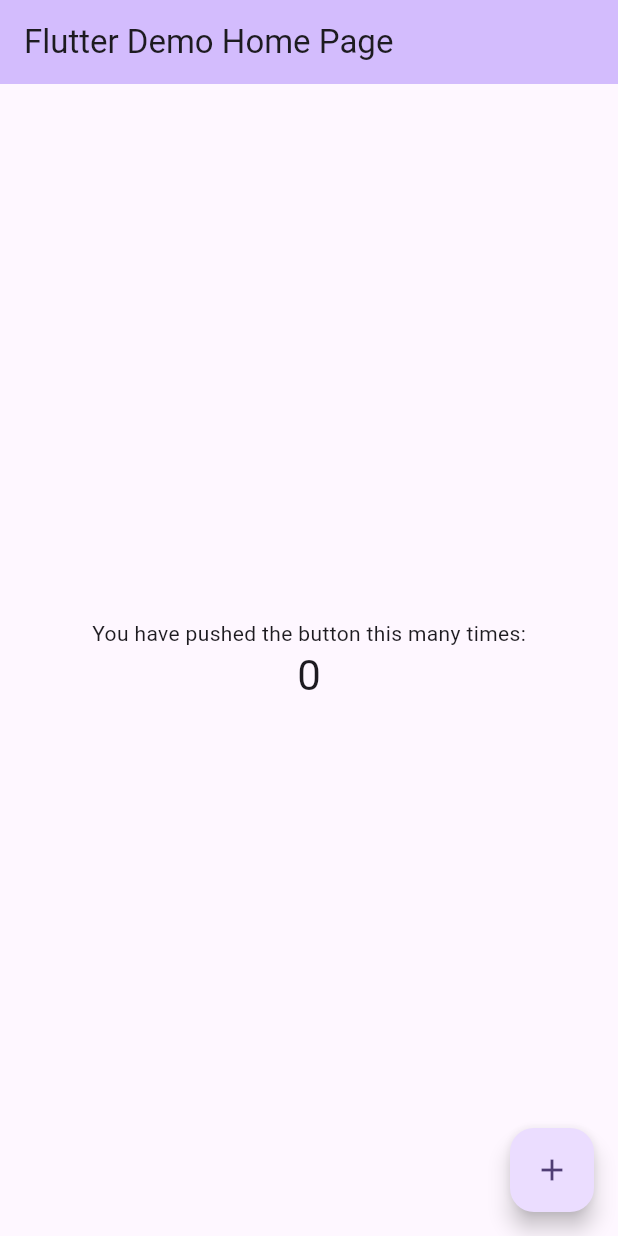
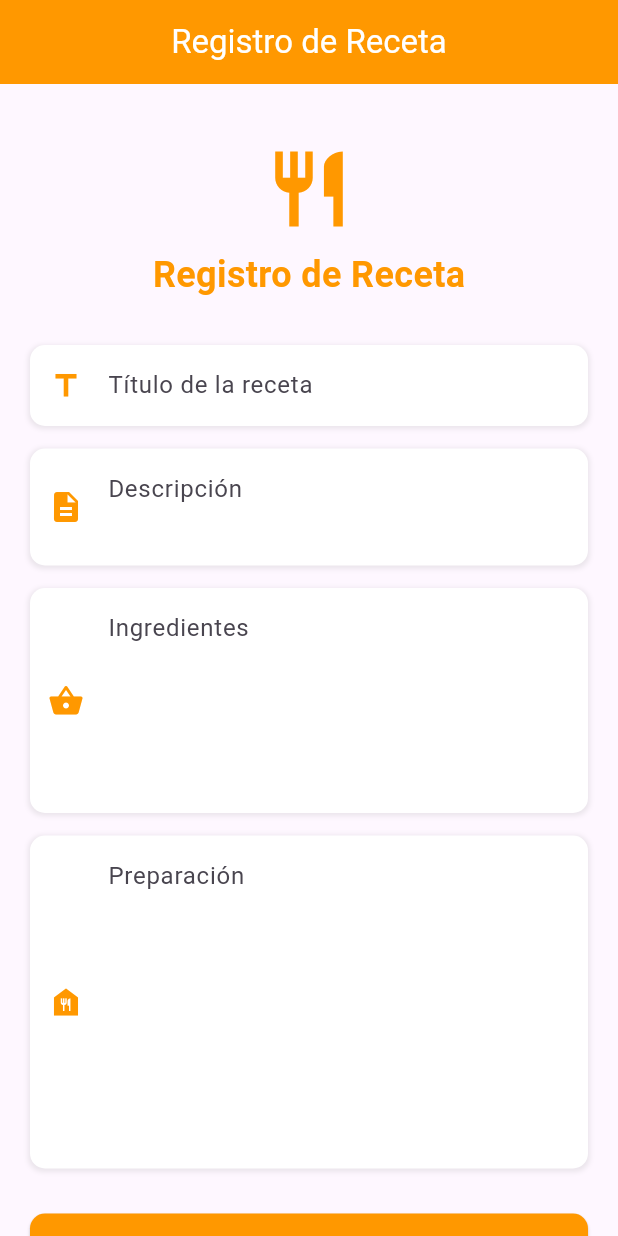
Before and after one commit to FioreEnojona/movil2Proyecto, a Flutter app: the screen it shows after launch, on a phone screen of 412 x 824 dp. Run offline on Flutter 3.47's test engine with Material 3 defaults, Android fonts, the phone set to English and light mode, and no system bars.

Commit message:
pantallaRecetas

```diff
--- a/lib/main.dart
+++ b/lib/main.dart
@@ -1,4 +1,7 @@
 import 'package:flutter/material.dart';
+import 'package:proyectomovil2flutter/registrar.dart';
+
+
 
 void main() {
   runApp(const MyApp());
@@ -10,113 +13,11 @@ class MyApp extends StatelessWidget {
   // This widget is the root of your application.
   @override
   Widget build(BuildContext context) {
-    return MaterialApp(
-      title: 'Flutter Demo',
-      theme: ThemeData(
-        // This is the theme of your application.
-        //
-        // TRY THIS: Try running your application with "flutter run". You'll see
-        // the application has a purple toolbar. Then, without quitting the app,
-        // try changing the seedColor in the colorScheme below to Colors.green
-        // and then invoke "hot reload" (save your changes or press the "hot
-        // reload" button in a Flutter-supported IDE, or press "r" if you used
-        // the command line to start the app).
-        //
-        // Notice that the counter didn't reset back to zero; the application
-        // state is not lost during the reload. To reset the state, use hot
-        // restart instead.
-        //
-        // This works for code too, not just values: Most code changes can be
-        // tested with just a hot reload.
-        colorScheme: ColorScheme.fromSeed(seedColor: Colors.deepPurple),
-      ),
-      home: const MyHomePage(title: 'Flutter Demo Home Page'),
-    );
-  }
+   return const MaterialApp(
+
+     home:Registrar(),
+
+   );
+
 }
-
-class MyHomePage extends StatefulWidget {
-  const MyHomePage({super.key, required this.title});
-
-  // This widget is the home page of your application. It is stateful, meaning
-  // that it has a State object (defined below) that contains fields that affect
-  // how it looks.
-
-  // This class is the configuration for the state. It holds the values (in this
-  // case the title) provided by the parent (in this case the App widget) and
-  // used by the build method of the State. Fields in a Widget subclass are
-  // always marked "final".
-
-  final String title;
-
-  @override
-  State<MyHomePage> createState() => _MyHomePageState();
 }
-
-class _MyHomePageState extends State<MyHomePage> {
-  int _counter = 0;
-
-  void _incrementCounter() {
-    setState(() {
-      // This call to setState tells the Flutter framework that something has
-      // changed in this State, which causes it to rerun the build method below
-      // so that the display can reflect the updated values. If we changed
-      // _counter without calling setState(), then the build method would not be
-      // called again, and so nothing would appear to happen.
-      _counter++;
-    });
-  }
-
-  @override
-  Widget build(BuildContext context) {
-    // This method is rerun every time setState is called, for instance as done
-    // by the _incrementCounter method above.
-    //
-    // The Flutter framework has been optimized to make rerunning build methods
-    // fast, so that you can just rebuild anything that needs updating rather
-    // than having to individually change instances of widgets.
-    return Scaffold(
-      appBar: AppBar(
-        // TRY THIS: Try changing the color here to a specific color (to
-        // Colors.amber, perhaps?) and trigger a hot reload to see the AppBar
-        // change color while the other colors stay the same.
-        backgroundColor: Theme.of(context).colorScheme.inversePrimary,
-        // Here we take the value from the MyHomePage object that was created by
-        // the App.build method, and use it to set our appbar title.
-        title: Text(widget.title),
-      ),
-      body: Center(
-        // Center is a layout widget. It takes a single child and positions it
-        // in the middle of the parent.
-        child: Column(
-          // Column is also a layout widget. It takes a list of children and
-          // arranges them vertically. By default, it sizes itself to fit its
-          // children horizontally, and tries to be as tall as its parent.
-          //
-          // Column has various properties to control how it sizes itself and
-          // how it positions its children. Here we use mainAxisAlignment to
-          // center the children vertically; the main axis here is the vertical
-          // axis because Columns are vertical (the cross axis would be
-          // horizontal).
-          //
-          // TRY THIS: Invoke "debug painting" (choose the "Toggle Debug Paint"
-          // action in the IDE, or press "p" in the console), to see the
-          // wireframe for each widget.
-          mainAxisAlignment: MainAxisAlignment.center,
-          children: <Widget>[
-            const Text('You have pushed the button this many times:'),
-            Text(
-              '$_counter',
-              style: Theme.of(context).textTheme.headlineMedium,
-            ),
-          ],
-        ),
-      ),
-      floatingActionButton: FloatingActionButton(
-        onPressed: _incrementCounter,
-        tooltip: 'Increment',
-        child: const Icon(Icons.add),
-      ), // This trailing comma makes auto-formatting nicer for build methods.
-    );
-  }
-}
--- /dev/null
+++ b/lib/registrar.dart
@@ -0,0 +1,238 @@
+import 'package:flutter/material.dart';
+
+class Registrar extends StatefulWidget {
+  const Registrar({Key? key}) : super(key: key);
+
+  @override
+  State<Registrar> createState() => _RegistrarState();
+}
+
+class _RegistrarState extends State<Registrar> {
+  final _formKey = GlobalKey<FormState>();
+  final TextEditingController _tituloController = TextEditingController();
+  final TextEditingController _descripcionController = TextEditingController();
+  final TextEditingController _ingredientesController = TextEditingController();
+  final TextEditingController _preparacionController = TextEditingController();
+
+  @override
+  void dispose() {
+    _tituloController.dispose();
+    _descripcionController.dispose();
+    _ingredientesController.dispose();
+    _preparacionController.dispose();
+    super.dispose();
+  }
+
+  @override
+  Widget build(BuildContext context) {
+    return Scaffold(
+      appBar: AppBar(
+        backgroundColor: const  Color.fromRGBO(255, 152, 0, 1),
+        title: const Text("Registro de Receta",style: TextStyle(color: Color.fromRGBO(255, 255, 255, 1),
+                      )),
+        centerTitle: true,
+      ),
+      body: SingleChildScrollView(
+        child: Padding(
+          padding: const EdgeInsets.all(20.0),
+          child: Column(
+            children: [
+
+              const SizedBox(height: 20),
+              Icon(
+                Icons.restaurant,
+                size: 60,
+                color: Colors.orange,
+              ),
+              const SizedBox(height: 10),
+              const Text(
+                "Registro de Receta",
+                style: TextStyle(
+                  fontSize: 24,
+                  fontWeight: FontWeight.bold,
+                  color: Colors.orange,
+                ),
+              ),
+              const SizedBox(height: 30),
+
+              // Formulario
+              Form(
+                key: _formKey,
+                child: Column(
+                  children: [
+                    // Título de la receta
+                    Container(
+                      decoration: BoxDecoration(
+                        color: Colors.white,
+                        borderRadius: BorderRadius.circular(10),
+                        boxShadow: [
+                          BoxShadow(
+                            color: Colors.grey.withOpacity(0.2),
+                            spreadRadius: 1,
+                            blurRadius: 2,
+                            offset: const Offset(0, 1),
+                          ),
+                        ],
+                      ),
+                      child: TextFormField(
+                        controller: _tituloController,
+                        decoration: const InputDecoration(
+                          hintText: "Título de la receta",
+                          prefixIcon: Icon(Icons.title, color: Colors.orange),
+                          border: InputBorder.none,
+                          contentPadding: EdgeInsets.symmetric(horizontal: 20, vertical: 15),
+                        ),
+                        validator: (value) {
+                          if (value == null || value.isEmpty) {
+                            return 'Por favor, ingresa un título';
+                          }
+                          return null;
+                        },
+                      ),
+                    ),
+                    const SizedBox(height: 15),
+
+                    // Descripción
+                    Container(
+                      decoration: BoxDecoration(
+                        color: Colors.white,
+                        borderRadius: BorderRadius.circular(10),
+                        boxShadow: [
+                          BoxShadow(
+                            color: Colors.grey.withOpacity(0.2),
+                            spreadRadius: 1,
+                            blurRadius: 2,
+                            offset: const Offset(0, 1),
+                          ),
+                        ],
+                      ),
+                      child: TextFormField(
+                        controller: _descripcionController,
+                        decoration: const InputDecoration(
+                          hintText: "Descripción",
+                          prefixIcon: Icon(Icons.description, color: Colors.orange),
+                          border: InputBorder.none,
+                          contentPadding: EdgeInsets.symmetric(horizontal: 20, vertical: 15),
+                        ),
+                        maxLines: 2,
+                      ),
+                    ),
+                    const SizedBox(height: 15),
+
+                    // Ingredientes
+                    Container(
+                      decoration: BoxDecoration(
+                        color: Colors.white,
+                        borderRadius: BorderRadius.circular(10),
+                        boxShadow: [
+                          BoxShadow(
+                            color: Colors.grey.withOpacity(0.2),
+                            spreadRadius: 1,
+                            blurRadius: 2,
+                            offset: const Offset(0, 1),
+                          ),
+                        ],
+                      ),
+                      child: TextFormField(
+                        controller: _ingredientesController,
+                        decoration: const InputDecoration(
+                          hintText: "Ingredientes",
+                          prefixIcon: Icon(Icons.shopping_basket, color: Colors.orange),
+                          border: InputBorder.none,
+                          contentPadding: EdgeInsets.symmetric(horizontal: 20, vertical: 15),
+                        ),
+                        maxLines: 5,
+                        validator: (value) {
+                          if (value == null || value.isEmpty) {
+                            return 'Por favor, ingresa los ingredientes';
+                          }
+                          return null;
+                        },
+                      ),
+                    ),
+                    const SizedBox(height: 15),
+
+                    // Preparación
+                    Container(
+                      decoration: BoxDecoration(
+                        color: Colors.white,
+                        borderRadius: BorderRadius.circular(10),
+                        boxShadow: [
+                          BoxShadow(
+                            color: Colors.grey.withOpacity(0.2),
+                            spreadRadius: 1,
+                            blurRadius: 2,
+                            offset: const Offset(0, 1),
+                          ),
+                        ],
+                      ),
+                      child: TextFormField(
+                        controller: _preparacionController,
+                        decoration: const InputDecoration(
+                          hintText: "Preparación",
+                          prefixIcon: Icon(Icons.food_bank, color: Colors.orange),
+                          border: InputBorder.none,
+                          contentPadding: EdgeInsets.symmetric(horizontal: 20, vertical: 15),
+                        ),
+                        maxLines: 8,
+                        validator: (value) {
+                          if (value == null || value.isEmpty) {
+                            return 'Por favor, ingresa los pasos de preparación';
+                          }
+                          return null;
+                        },
+                      ),
+                    ),
+                    const SizedBox(height: 30),
+
+                    // Botón de registro
+                    SizedBox(
+                      width: double.infinity,
+                      child: ElevatedButton(
+                        onPressed: () {
+                          if (_formKey.currentState!.validate()) {
+                            // Aquí iría la lógica para guardar la receta en la base de datos
+                            ScaffoldMessenger.of(context).showSnackBar(
+                              const SnackBar(content: Text('Receta registrada con éxito')),
+                            );
+                          }
+                        },
+                        style: ElevatedButton.styleFrom(
+                          backgroundColor: Colors.orange,
+                          padding: const EdgeInsets.symmetric(vertical: 15),
+                          shape: RoundedRectangleBorder(
+                            borderRadius: BorderRadius.circular(10),
+                          ),
+                        ),
+                        child: const Text(
+                          "Registrar Receta",
+                          style: TextStyle(
+                            fontSize: 16,
+                            fontWeight: FontWeight.bold,
+                            color: Colors.white,
+                          ),
+                        ),
+                      ),
+                    ),
+                    const SizedBox(height: 15),
+
+                    // Enlace para volver
+                    TextButton(
+                      onPressed: () {
+                        Navigator.pop(context);
+                      },
+                      child: const Text(
+                        "¿Ya tienes recetas registradas? Ver listado",
+                        style: TextStyle(color: Color.fromRGBO(255, 152, 0, 1)),
+                      ),
+                    ),
+                  ],
+                ),
+              ),
+            ],
+          ),
+        ),
+      ),
+    );
+  }
+}
```
